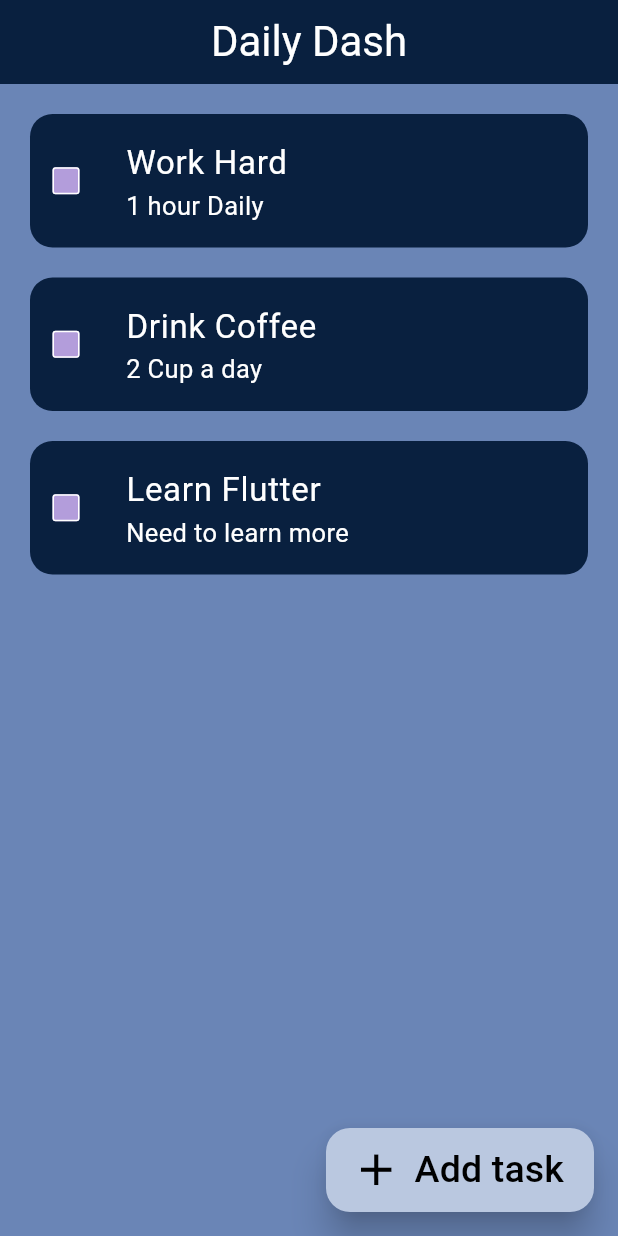
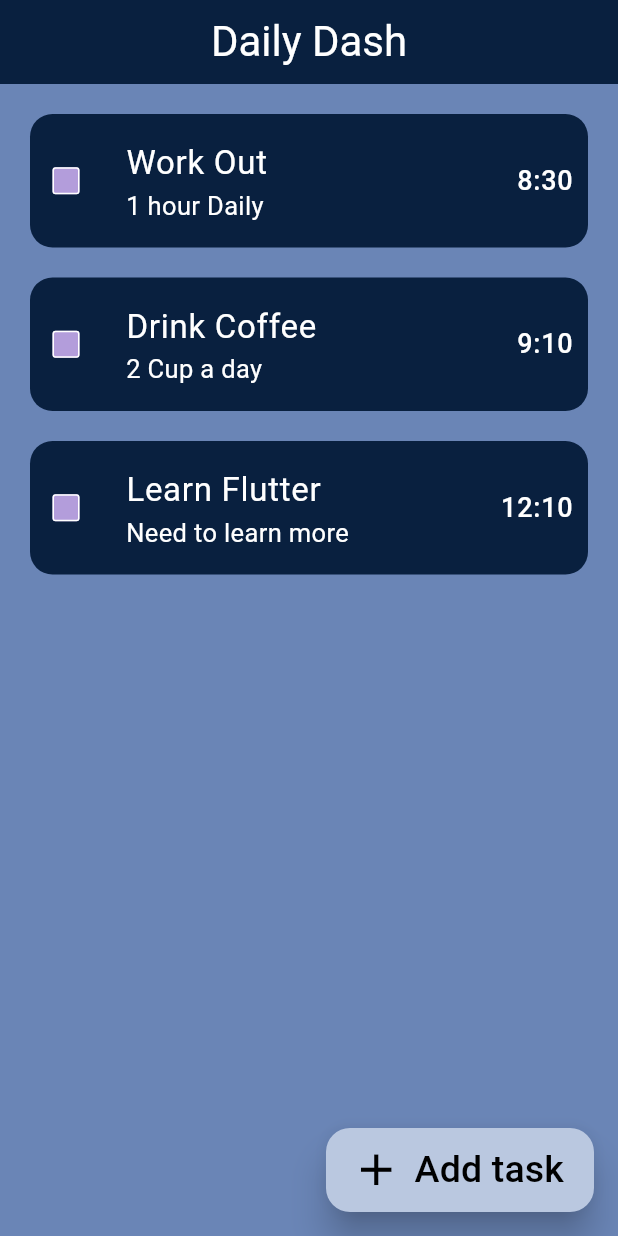
Before and after one commit to CSI-Trainee-2024/Task4_Naman_2312090, a Flutter app: the screen it shows after launch, on a phone screen of 412 x 824 dp. Run offline on Flutter 3.47's test engine with Material 3 defaults, Android fonts, the phone set to English and light mode, and no system bars; drawn by our look-alikes of flutter_slidable; missing offline and left inert: dart:ffi.

Commit message:
updated the timer option

```diff
--- a/lib/screens/homeScreen.dart
+++ b/lib/screens/homeScreen.dart
@@ -16,12 +16,9 @@ class HomeScreenState extends State<homeScreen> {
   var timeController = TextEditingController();
 
   var todoList = [
-    [
-      'Work Hard',
-      '1 hour Daily',
-    ],
-    ['Drink Coffee', '2 Cup a day'],
-    ['Learn Flutter', 'Need to learn more'],
+    ['Work Out', '1 hour Daily', '8:30'],
+    ['Drink Coffee', '2 Cup a day', '9:10'],
+    ['Learn Flutter', 'Need to learn more', '12:10'],
   ];
 
   String? selectedOption;
@@ -31,7 +28,7 @@ class HomeScreenState extends State<homeScreen> {
     String title = titleController.text;
     String desp = descriptionController.text;
     setState(() {
-      todoList.add([title, desp]);
+      todoList.add([title, desp, timeController.text]);
       titleController.clear();
       descriptionController.clear();
     });
@@ -49,11 +46,6 @@ class HomeScreenState extends State<homeScreen> {
         initialDate: DateTime.now(),
         firstDate: DateTime(2020),
         lastDate: DateTime(2024));
-    // if(Datepick ! =null){
-    //   setState(() {
-    //     dateController.text ="${Datepick.toLocal()}".split('')[0];
-    //   });
-    // }
   }
 
   TimeOfDay time = TimeOfDay(hour: 8, minute: 30);
@@ -281,6 +273,7 @@ class HomeScreenState extends State<homeScreen> {
               titleName: todoList[index][0].toString(),
               despName: todoList[index][1].toString(),
               deleteTask: (context) => deleteIndex(index),
+              timeC: todoList[index][2].toString(),
             );
           },
           itemCount: todoList.length,
--- a/lib/utils/todo_list.dart
+++ b/lib/utils/todo_list.dart
@@ -5,11 +5,13 @@ class TodoList extends StatefulWidget {
   TodoList(
       {required this.titleName,
       required this.despName,
-      required this.deleteTask});
+      required this.deleteTask,
+      required this.timeC});
 
   final String titleName;
   final String despName;
   final Function(BuildContext) deleteTask;
+  final String timeC;
 
   @override
   State<TodoList> createState() => _TodoListState();
@@ -31,7 +33,7 @@ class _TodoListState extends State<TodoList> {
           )
         ]),
         child: ListTile(
-          contentPadding: EdgeInsets.only(top: 8.0, bottom: 8.0),
+          contentPadding: EdgeInsets.only(top: 8.0, bottom: 8.0, right: 10.0),
           shape:
               RoundedRectangleBorder(borderRadius: BorderRadius.circular(15)),
           tileColor: Color(0xff09203f),
@@ -60,6 +62,10 @@ class _TodoListState extends State<TodoList> {
             widget.despName,
             style: TextStyle(fontSize: 17),
           ),
+          trailing: Text(
+            widget.timeC,
+            style: TextStyle(fontSize: 18),
+          ),
         ),
       ),
     );
```
